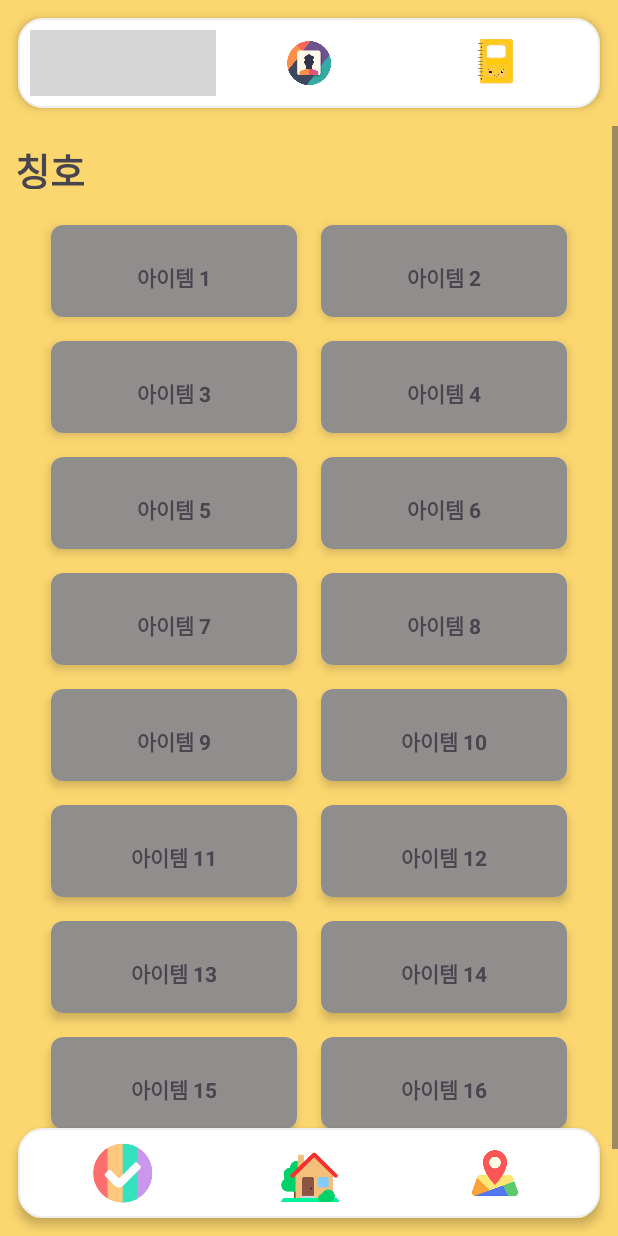
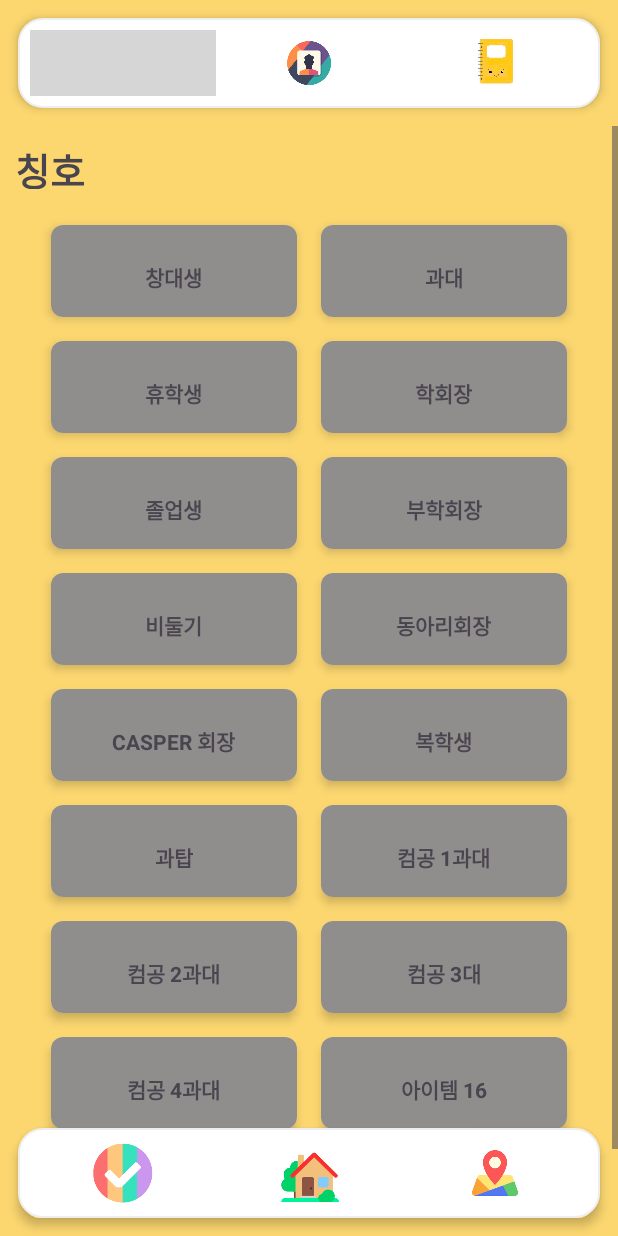
Before and after one commit to COKEPAIN/changchang, an Android app: the Book screen opened directly, with no data from a screen before it, on a phone screen of 412 x 824 dp. Run offline under Robolectric (Android 15) with nearby library versions, the phone set to English and light mode, and no system bars; grey boxes are pictures that could not be loaded.

```diff
--- a/app/src/main/java/kr/ac/changchang/Book.java
+++ b/app/src/main/java/kr/ac/changchang/Book.java
@@ -4,6 +4,7 @@ import android.content.Intent;
 import android.os.Bundle;
 import android.view.View;
 import android.widget.ImageButton;
+import android.widget.Toast;
 
 import androidx.annotation.Nullable;
 import androidx.appcompat.app.AppCompatActivity;
@@ -11,10 +12,17 @@ import androidx.appcompat.app.AppCompatActivity;
 public class Book extends AppCompatActivity {
     ImageButton home, map, todo, shop, profile, book;
     Intent intent;
+    int userid;
+
     @Override
     protected void onCreate(@Nullable Bundle savedInstanceState) {
         super.onCreate(savedInstanceState);
         setContentView(R.layout.activity_book);
+
+        intent = getIntent();
+        userid = intent.getIntExtra("userid",0);
+
+        Toast.makeText(Book.this, "tset"+userid, Toast.LENGTH_SHORT).show();
 
         home = (ImageButton) findViewById(R.id.btn_home);
         map = (ImageButton) findViewById(R.id.btn_map);
--- a/app/src/main/res/layout/activity_book.xml
+++ b/app/src/main/res/layout/activity_book.xml
@@ -101,7 +101,7 @@
                                 android:layout_height="wrap_content"
                                 android:layout_gravity="center"
                                 android:layout_marginTop="8dp"
-                                android:text="아이템 1"
+                                android:text="창대생"
                                 android:textStyle="bold" />
                         </LinearLayout>
                     </androidx.cardview.widget.CardView>
@@ -129,7 +129,7 @@
                                 android:layout_height="wrap_content"
                                 android:layout_gravity="center"
                                 android:layout_marginTop="8dp"
-                                android:text="아이템 2"
+                                android:text="과대"
                                 android:textStyle="bold" />
 
                         </LinearLayout>
@@ -157,7 +157,7 @@
                                 android:layout_height="wrap_content"
                                 android:layout_gravity="center"
                                 android:layout_marginTop="8dp"
-                                android:text="아이템 3"
+                                android:text="휴학생"
                                 android:textStyle="bold" />
                         </LinearLayout>
                     </androidx.cardview.widget.CardView>
@@ -184,7 +184,7 @@
                                 android:layout_height="wrap_content"
                                 android:layout_gravity="center"
                                 android:layout_marginTop="8dp"
-                                android:text="아이템 4"
+                                android:text="학회장"
                                 android:textStyle="bold" />
                         </LinearLayout>
                     </androidx.cardview.widget.CardView>
@@ -211,7 +211,7 @@
                                 android:layout_height="wrap_content"
                                 android:layout_gravity="center"
                                 android:layout_marginTop="8dp"
-                                android:text="아이템 5"
+                                android:text="졸업생"
                                 android:textStyle="bold" />
                         </LinearLayout>
                     </androidx.cardview.widget.CardView>
@@ -238,7 +238,7 @@
                                 android:layout_height="wrap_content"
                                 android:layout_gravity="center"
                                 android:layout_marginTop="8dp"
-                                android:text="아이템 6"
+                                android:text="부학회장"
                                 android:textStyle="bold" />
                         </LinearLayout>
                     </androidx.cardview.widget.CardView>
@@ -265,7 +265,7 @@
                                 android:layout_height="wrap_content"
                                 android:layout_gravity="center"
                                 android:layout_marginTop="8dp"
-                                android:text="아이템 7"
+                                android:text="비둘기"
                                 android:textStyle="bold" />
 
                         </LinearLayout>
@@ -293,7 +293,7 @@
                                 android:layout_height="wrap_content"
                                 android:layout_gravity="center"
                                 android:layout_marginTop="8dp"
-                                android:text="아이템 8"
+                                android:text="동아리회장"
                                 android:textStyle="bold" />
 
                         </LinearLayout>
@@ -321,7 +321,7 @@
                                 android:layout_height="wrap_content"
                                 android:layout_gravity="center"
                                 android:layout_marginTop="8dp"
-                                android:text="아이템 9"
+                                android:text="CASPER 회장"
                                 android:textStyle="bold" />
 
                         </LinearLayout>
@@ -349,7 +349,7 @@
                                 android:layout_height="wrap_content"
                                 android:layout_gravity="center"
                                 android:layout_marginTop="8dp"
-                                android:text="아이템 10"
+                                android:text="복학생"
                                 android:textStyle="bold" />
 
                         </LinearLayout>
@@ -377,7 +377,7 @@
                                 android:layout_height="wrap_content"
                                 android:layout_gravity="center"
                                 android:layout_marginTop="8dp"
-                                android:text="아이템 11"
+                                android:text="과탑"
                                 android:textStyle="bold" />
 
                         </LinearLayout>
@@ -405,7 +405,7 @@
                                 android:layout_height="wrap_content"
                                 android:layout_gravity="center"
                                 android:layout_marginTop="8dp"
-                                android:text="아이템 12"
+                                android:text="컴공 1과대"
                                 android:textStyle="bold" />
 
                         </LinearLayout>
@@ -432,7 +432,7 @@
                                 android:layout_height="wrap_content"
                                 android:layout_gravity="center"
                                 android:layout_marginTop="8dp"
-                                android:text="아이템 13"
+                                android:text="컴공 2과대"
                                 android:textStyle="bold" />
 
                         </LinearLayout>
@@ -459,7 +459,7 @@
                                 android:layout_height="wrap_content"
                                 android:layout_gravity="center"
                                 android:layout_marginTop="8dp"
-                                android:text="아이템 14"
+                                android:text="컴공 3대"
                                 android:textStyle="bold" />
 
                         </LinearLayout>
@@ -486,7 +486,7 @@
                                 android:layout_height="wrap_content"
                                 android:layout_gravity="center"
                                 android:layout_marginTop="8dp"
-                                android:text="아이템 15"
+                                android:text="컴공 4과대"
                                 android:textStyle="bold" />
 
                         </LinearLayout>
```
